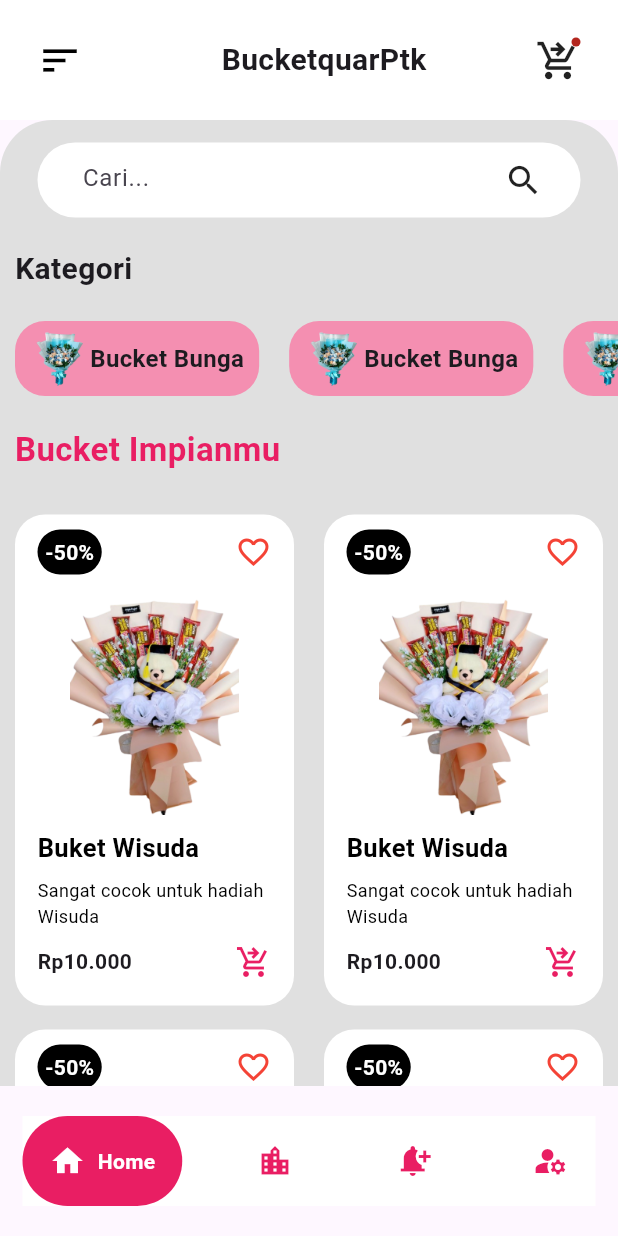
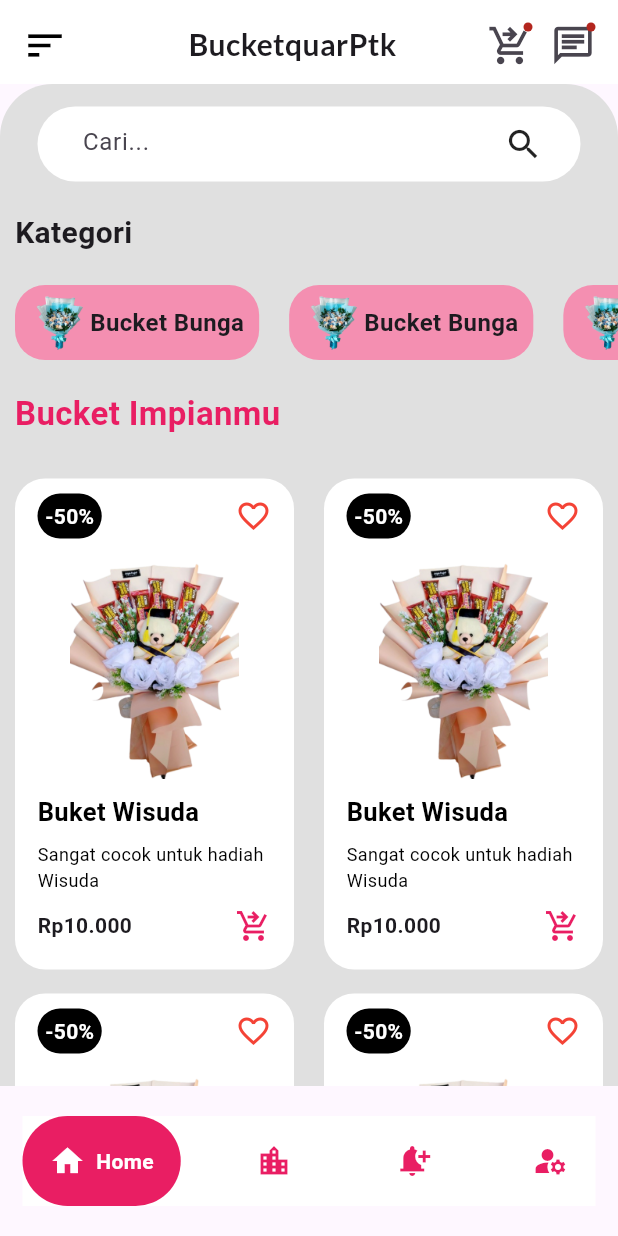
Before and after one commit to txnu/BucketquarPtk, a Flutter app: the screen it shows after launch, on a phone screen of 412 x 824 dp. Run offline on Flutter 3.47's test engine with Material 3 defaults, Android fonts, the phone set to English and light mode, and no system bars; drawn by our look-alikes of google_nav_bar; our stand-ins replace google_fonts.

Commit message:
new update

```diff
--- a/bucketquarptk/analysis_options.yaml
+++ b/bucketquarptk/analysis_options.yaml
@@ -10,6 +10,7 @@
 include: package:flutter_lints/flutter.yaml
 analyzer:
   errors:
+    prefer_const_constructors: ignore
     unused_local_variable: ignore
 
 linter:
--- a/bucketquarptk/lib/User/DashboardUser.dart
+++ b/bucketquarptk/lib/User/DashboardUser.dart
@@ -16,9 +16,19 @@ class _DashboardUserState extends State<DashboardUser> {
   @override
   Widget build(BuildContext context) {
     return Scaffold(
+      appBar: AppBar(
+        actions: [
+          Container(
+            child: Container(
+              width: MediaQuery.of(context).size.width,
+              height: MediaQuery.of(context).size.height * 2,
+              child: HomeAppBar(),
+            ),
+          ),
+        ],
+      ),
       body: ListView(
         children: [
-          HomeAppBar(),
           Container(
             // height: 500,
             padding: EdgeInsets.only(top: 15),
@@ -97,16 +107,13 @@ class _DashboardUserState extends State<DashboardUser> {
             color: Colors.pink,
             activeColor: Colors.white,
             tabBackgroundColor: Colors.pink,
-            gap: 8,
+            gap: 7,
             padding: EdgeInsets.all(18),
             onTabChange: (index) {
               print(index);
             },
             tabs: const [
-              GButton(
-                icon: Icons.home,
-                text: "Home",
-              ),
+              GButton(icon: Icons.home, text: "Home"),
               GButton(icon: Icons.location_city, text: "Tracking"),
               GButton(icon: Icons.notification_add, text: "Notification"),
               GButton(icon: Icons.manage_accounts, text: "Account"),
--- a/bucketquarptk/lib/User/Widget/HomeAppBar.dart
+++ b/bucketquarptk/lib/User/Widget/HomeAppBar.dart
@@ -1,4 +1,5 @@
 import 'package:flutter/material.dart';
+import 'package:google_fonts/google_fonts.dart';
 
 class HomeAppBar extends StatelessWidget {
   const HomeAppBar({super.key});
@@ -7,7 +8,7 @@ class HomeAppBar extends StatelessWidget {
   Widget build(BuildContext context) {
     return Container(
       color: Colors.white,
-      padding: EdgeInsets.all(25),
+      padding: EdgeInsets.all(15),
       child: Row(
         children: [
           Icon(
@@ -20,7 +21,8 @@ class HomeAppBar extends StatelessWidget {
             padding: EdgeInsets.only(left: 20),
             child: Text(
               "BucketquarPtk",
-              style: TextStyle(fontSize: 20, fontWeight: FontWeight.bold),
+              style:
+                  GoogleFonts.lato(fontSize: 20, fontWeight: FontWeight.bold),
             ),
           ),
           Spacer(),
@@ -34,6 +36,19 @@ class HomeAppBar extends StatelessWidget {
               ),
             ),
           ),
+          SizedBox(
+            width: 12,
+          ),
+          Badge(
+            padding: EdgeInsets.all(7),
+            child: InkWell(
+              onTap: () {},
+              child: Icon(
+                Icons.chat_outlined,
+                size: 30,
+              ),
+            ),
+          ),
         ],
       ),
     );
```
